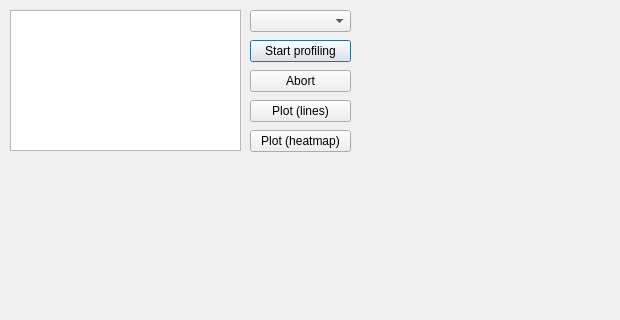
Qt form src/gui/profiledialog.ui (CompEphys-team/rtdo) before a commit; both pictures show x 0 to 620 and y 0 to 320 of the 620 by 550 pixel window.
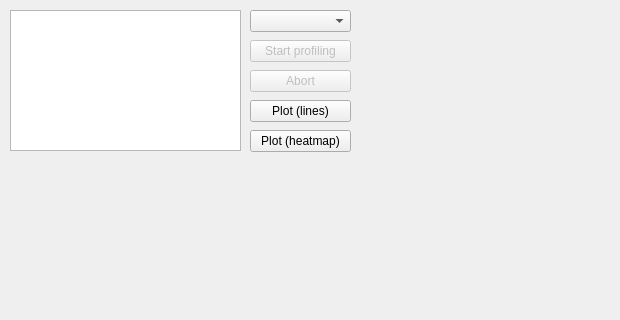
The same form after that commit. Custom widgets are drawn as their Qt base class.

Commit message:
Added basic profiling for target param to ProfileDialog
It's so bloody fast I'm not sure it's doing anything... better build the
graph facility to check!

```diff
--- a/src/gui/profiledialog.ui
+++ b/src/gui/profiledialog.ui
@@ -24,6 +24,9 @@
    </property>
   </widget>
   <widget class="QPushButton" name="btnStart">
+   <property name="enabled">
+    <bool>false</bool>
+   </property>
    <property name="geometry">
     <rect>
      <x>250</x>
@@ -37,6 +40,9 @@
    </property>
   </widget>
   <widget class="QPushButton" name="btnAbort">
+   <property name="enabled">
+    <bool>false</bool>
+   </property>
    <property name="geometry">
     <rect>
      <x>250</x>
```
The commit also changes 2 other files.
